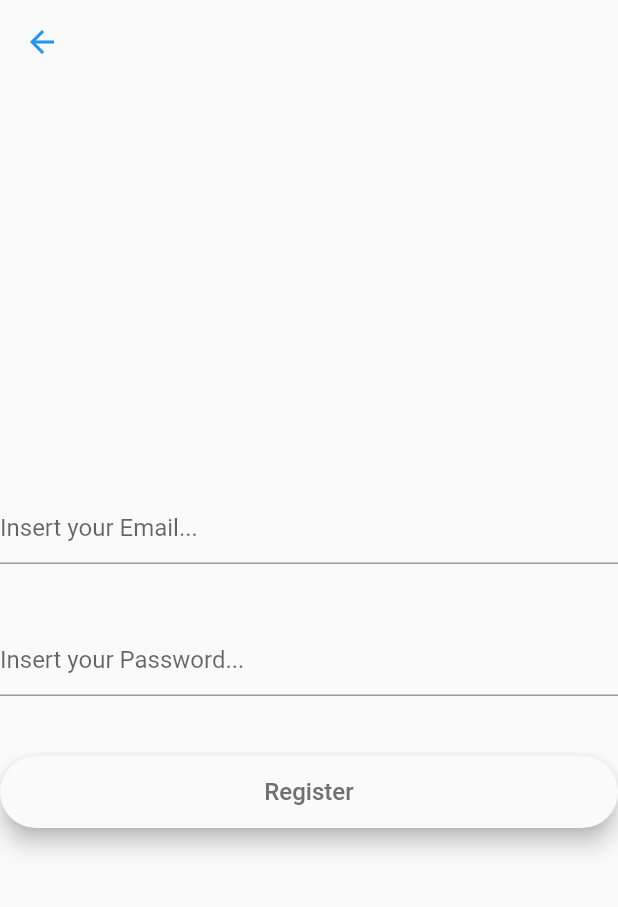
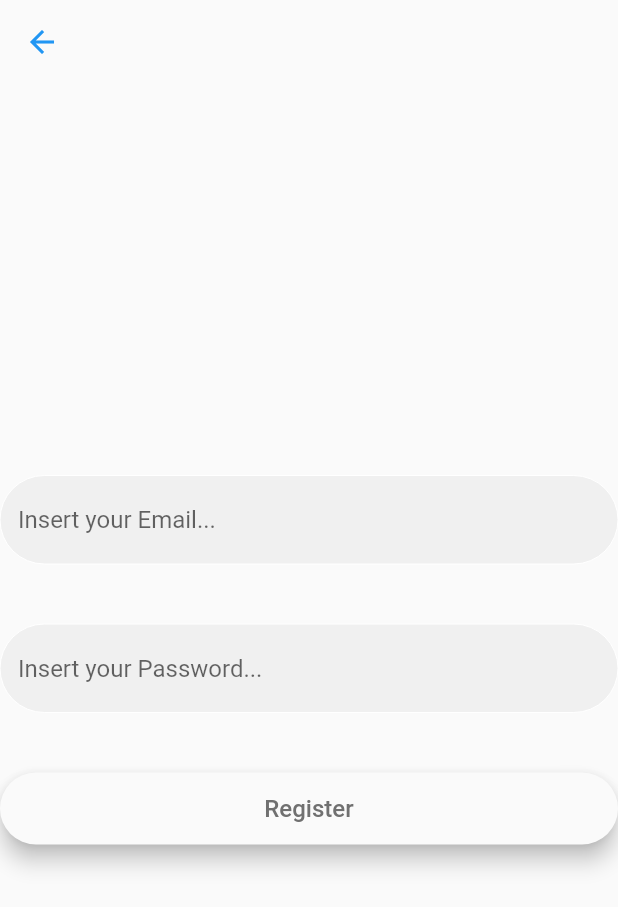
Before and after one commit to dawiddszewczyk/Flutter_chat_app, a Flutter app: the Register screen opened directly, on a phone screen of 412 x 824 dp. Shown: the top 907 px of the screen. Run offline on Flutter 3.47's test engine with Material 2 defaults, Android fonts, the phone set to English and light mode, and no system bars; our stand-ins replace cloud_firestore, firebase_auth, flutter_svg; accounts and stored records are empty; Roboto replaces fonts that are missing (Segoe UI).

```diff
--- a/flutter_chat_app/lib/pages/register.dart
+++ b/flutter_chat_app/lib/pages/register.dart
@@ -45,7 +45,16 @@ class _RegisterState extends State<Register> {
             keyboardType:  TextInputType.emailAddress,
             decoration:  InputDecoration(
               hintText: "Insert your Email...",
+              enabledBorder: OutlineInputBorder(
+                borderRadius: BorderRadius.circular(36),
+                borderSide:  BorderSide(color: Colors.white, width: 0.0),
+              ),
+              focusedBorder: OutlineInputBorder(
+                  borderRadius: BorderRadius.circular(36),
+                  borderSide: BorderSide(color: Colors.white)),
+              filled: true,
             ),
+
           ),
           SizedBox(height: 40),
           TextField(
@@ -53,8 +62,16 @@ class _RegisterState extends State<Register> {
             autocorrect: false,
             obscureText: true,
             decoration:  InputDecoration(
-            hintText: "Insert your Password...",
-          ),),
+              hintText: "Insert your Password...",
+              enabledBorder: OutlineInputBorder(
+                borderRadius: BorderRadius.circular(36),
+                borderSide:  BorderSide(color: Colors.white, width: 0.0),
+              ),
+              focusedBorder: OutlineInputBorder(
+                  borderRadius: BorderRadius.circular(36),
+                  borderSide: BorderSide(color: Colors.white)),
+              filled: true,
+            ),),
           SizedBox(height: 40),
           CustomButton(text_button: "Register",
           call_back: () async {
```
